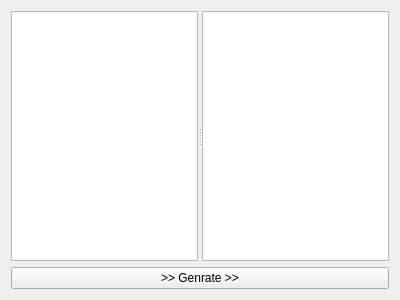
Above: MainWindow.ui from Denterosent/qtroad before the change. Below: the same form after it.
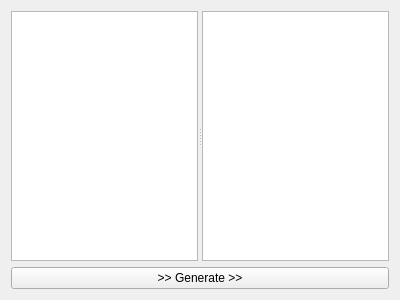
That is the form after the change.

```diff
--- a/MainWindow.ui
+++ b/MainWindow.ui
@@ -33,7 +33,7 @@
     <item>
      <widget class="QPushButton" name="btnGenerate">
       <property name="text">
-       <string>&gt;&gt; Genrate &gt;&gt;</string>
+       <string>&gt;&gt; Generate &gt;&gt;</string>
       </property>
      </widget>
     </item>
```
